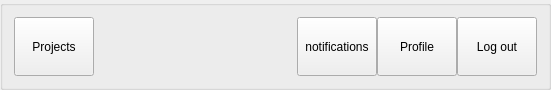
First picture: the form in task-tracker-frontend/NavBar.ui, repository Unkorunk/task-tracker, before the edit.
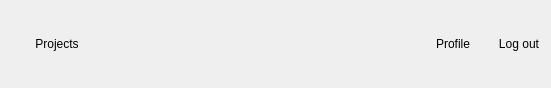
Second picture: the form after the edit. Icons and pictures are not drawn.

Commit message: add icons to nav bar and change back color

What changed in the file:
```diff
--- a/task-tracker-frontend/NavBar.ui
+++ b/task-tracker-frontend/NavBar.ui
@@ -10,7 +10,7 @@
     <x>0</x>
     <y>0</y>
     <width>551</width>
-    <height>90</height>
+    <height>88</height>
    </rect>
   </property>
   <property name="sizePolicy">
@@ -34,15 +34,28 @@
   <property name="windowTitle">
    <string>GroupBox</string>
   </property>
+  <property name="styleSheet">
+   <string notr="true">border: none;</string>
+  </property>
   <layout class="QGridLayout" name="gridLayout">
    <item row="0" column="0">
     <layout class="QHBoxLayout" name="horizontalLayout">
      <property name="spacing">
-      <number>0</number>
+      <number>17</number>
      </property>
      <property name="sizeConstraint">
       <enum>QLayout::SetMaximumSize</enum>
      </property>
+     <item>
+      <widget class="QLabel" name="label">
+       <property name="text">
+        <string/>
+       </property>
+       <property name="pixmap">
+        <pixmap>C:/Users/kvidi/Downloads/logo.png</pixmap>
+       </property>
+      </widget>
+     </item>
      <item>
       <widget class="QPushButton" name="projectsBtn">
        <property name="sizePolicy">
@@ -51,6 +64,9 @@
          <verstretch>0</verstretch>
         </sizepolicy>
        </property>
+       <property name="styleSheet">
+        <string notr="true">border:none;</string>
+       </property>
        <property name="text">
         <string>Projects</string>
        </property>
@@ -71,16 +87,38 @@
      </item>
      <item>
       <layout class="QHBoxLayout" name="LeftNavBar">
+       <property name="spacing">
+        <number>28</number>
+       </property>
        <item>
         <widget class="QPushButton" name="notificationBtn">
          <property name="sizePolicy">
-          <sizepolicy hsizetype="Preferred" vsizetype="Expanding">
+          <sizepolicy hsizetype="Preferred" vsizetype="Preferred">
            <horstretch>0</horstretch>
            <verstretch>0</verstretch>
           </sizepolicy>
          </property>
+         <property name="minimumSize">
+          <size>
+           <width>50</width>
+           <height>50</height>
+          </size>
+         </property>
+         <property name="styleSheet">
+          <string notr="true">border:none;</string>
+         </property>
          <property name="text">
-          <string>notifications</string>
+          <string/>
+         </property>
+         <property name="icon">
+          <iconset>
+           <normaloff>C:/Users/kvidi/Downloads/notification.png</normaloff>C:/Users/kvidi/Downloads/notification.png</iconset>
+         </property>
+         <property name="iconSize">
+          <size>
+           <width>50</width>
+           <height>50</height>
+          </size>
          </property>
         </widget>
        </item>
@@ -92,6 +130,9 @@
            <verstretch>0</verstretch>
           </sizepolicy>
          </property>
+         <property name="styleSheet">
+          <string notr="true">border:none;</string>
+         </property>
          <property name="text">
           <string>Profile</string>
          </property>
@@ -105,6 +146,9 @@
            <verstretch>0</verstretch>
           </sizepolicy>
          </property>
+         <property name="styleSheet">
+          <string notr="true">border:none;</string>
+         </property>
          <property name="text">
           <string>Log out</string>
          </property>
```
The commit also changes 3 other files.
